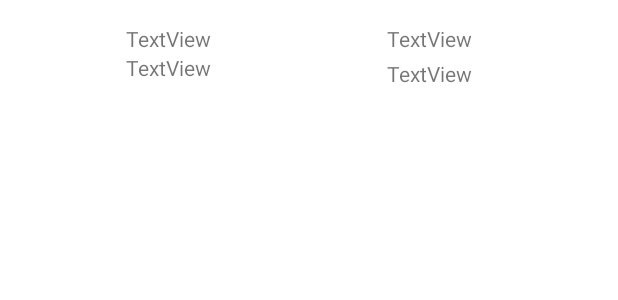
After one commit to danielapandrade/controleEscolarUTFPR, an Android app: the layout layout_dependentes_cadastrados.xml on its own in the app's theme, with its tools: preview values and no code run, on a phone screen of 412 x 824 dp. The commit adds this screen. Shown: the top 300 px of the screen. Run offline under Robolectric (Android 15) with nearby library versions, the phone set to English and light mode, and no system bars.

```diff
--- a/app/src/main/res/layout/activity_dependentes_cadastrados.xml
+++ b/app/src/main/res/layout/activity_dependentes_cadastrados.xml
@@ -1,18 +1,15 @@
 <?xml version="1.0" encoding="utf-8"?>
-<android.widget.LinearLayout xmlns:android="http://schemas.android.com/apk/res/android"
+<androidx.constraintlayout.widget.ConstraintLayout xmlns:android="http://schemas.android.com/apk/res/android"
     xmlns:app="http://schemas.android.com/apk/res-auto"
     xmlns:tools="http://schemas.android.com/tools"
     android:layout_width="match_parent"
-    android:layout_height="match_parent"
-    tools:context=".DependentesCadastradosActivity">
+    android:layout_height="match_parent">
 
     <ListView
-        android:id="@+id/listViewDependentesCadastrados"
-        android:layout_width="match_parent"
-        android:layout_height="match_parent"
-        android:layout_marginStart="12dp"
-        android:layout_marginLeft="12dp"
-        android:layout_marginTop="16dp"
+        android:layout_width="0dp"
+        android:layout_height="0dp"
+        app:layout_constraintBottom_toBottomOf="parent"
+        app:layout_constraintEnd_toEndOf="parent"
         app:layout_constraintStart_toStartOf="parent"
         app:layout_constraintTop_toTopOf="parent" />
-</android.widget.LinearLayout>
+</androidx.constraintlayout.widget.ConstraintLayout>
--- /dev/null
+++ b/app/src/main/res/layout/layout_dependentes_cadastrados.xml
@@ -0,0 +1,53 @@
+<?xml version="1.0" encoding="utf-8"?>
+<androidx.constraintlayout.widget.ConstraintLayout xmlns:android="http://schemas.android.com/apk/res/android"
+    xmlns:app="http://schemas.android.com/apk/res-auto"
+    xmlns:tools="http://schemas.android.com/tools"
+    android:layout_width="match_parent"
+    android:layout_height="match_parent">
+
+    <TextView
+        android:id="@+id/textViewDependenteCadastrado"
+        android:layout_width="wrap_content"
+        android:layout_height="wrap_content"
+        android:text="TextView"
+        app:layout_constraintBottom_toBottomOf="@+id/textViewEscolaDependenteCadastrado"
+        app:layout_constraintEnd_toEndOf="parent"
+        app:layout_constraintHorizontal_bias="0.237"
+        app:layout_constraintStart_toStartOf="parent"
+        app:layout_constraintTop_toTopOf="@+id/textViewEscolaDependenteCadastrado" />
+
+    <TextView
+        android:id="@+id/textViewEscolaDependenteCadastrado"
+        android:layout_width="wrap_content"
+        android:layout_height="wrap_content"
+        android:layout_marginTop="16dp"
+        android:text="TextView"
+        app:layout_constraintEnd_toEndOf="parent"
+        app:layout_constraintHorizontal_bias="0.726"
+        app:layout_constraintStart_toStartOf="parent"
+        app:layout_constraintTop_toTopOf="parent" />
+
+    <TextView
+        android:id="@+id/textViewIdadeDependenteCadastrado"
+        android:layout_width="wrap_content"
+        android:layout_height="wrap_content"
+        android:text="TextView"
+        app:layout_constraintBottom_toBottomOf="parent"
+        app:layout_constraintEnd_toEndOf="@+id/textViewDependenteCadastrado"
+        app:layout_constraintStart_toStartOf="@+id/textViewDependenteCadastrado"
+        app:layout_constraintTop_toBottomOf="@+id/textViewEscolaDependenteCadastrado"
+        app:layout_constraintVertical_bias="0.0" />
+
+    <TextView
+        android:id="@+id/textViewSerieDependenteCadastrado"
+        android:layout_width="wrap_content"
+        android:layout_height="wrap_content"
+        android:layout_marginTop="4dp"
+        android:text="TextView"
+        app:layout_constraintBottom_toBottomOf="@+id/textViewIdadeDependenteCadastrado"
+        app:layout_constraintEnd_toEndOf="@+id/textViewEscolaDependenteCadastrado"
+        app:layout_constraintStart_toStartOf="@+id/textViewEscolaDependenteCadastrado"
+        app:layout_constraintTop_toBottomOf="@+id/textViewEscolaDependenteCadastrado"
+        app:layout_constraintVertical_bias="0.0" />
+
+</androidx.constraintlayout.widget.ConstraintLayout>
```
